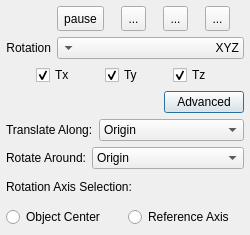
The window that qCC/ui_templates/graphicalTransformationDlg.ui (CloudCompare/CloudCompare) describes before a commit, drawn with Qt 5.
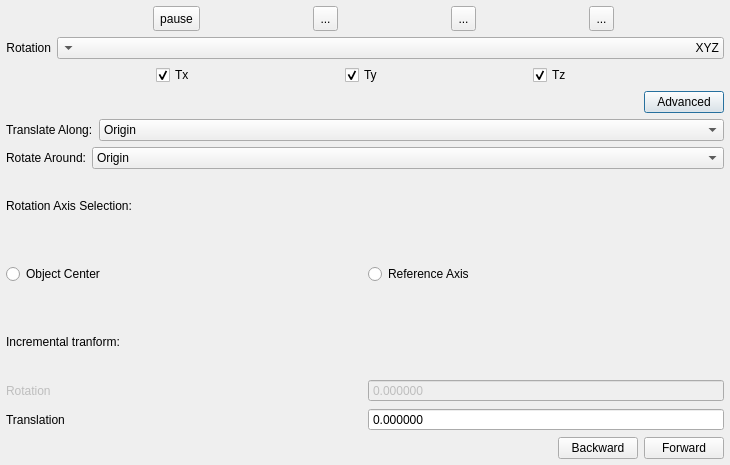
The same window after the commit. Icons and pictures are not drawn.

Commit message: Add Incremental transform to interactive Rotate/translate   - Thanks to Lightpoint Scientific this change adds a feature to interactively rotate and/or translate entities by a given increment. This feature is accessible in the advanced section of rotate/translate dialog and tranform/inverse transform can be triggered by a button or arrow keys.

What changed in the file:
```diff
--- a/qCC/ui_templates/graphicalTransformationDlg.ui
+++ b/qCC/ui_templates/graphicalTransformationDlg.ui
@@ -6,8 +6,8 @@
    <rect>
     <x>0</x>
     <y>0</y>
-    <width>250</width>
-    <height>235</height>
+    <width>730</width>
+    <height>465</height>
    </rect>
   </property>
   <property name="sizePolicy">
@@ -396,6 +396,131 @@
      </item>
     </layout>
    </item>
+   <item>
+    <widget class="QLabel" name="IncrementalTransformLabel">
+     <property name="text">
+      <string>Incremental tranform:</string>
+     </property>
+    </widget>
+   </item>
+   <item>
+    <layout class="QHBoxLayout" name="horizontalLayout_8">
+     <item>
+      <widget class="QLabel" name="incrementalRotLabel">
+       <property name="enabled">
+        <bool>false</bool>
+       </property>
+       <property name="text">
+        <string>Rotation</string>
+       </property>
+      </widget>
+     </item>
+     <item>
+      <widget class="QDoubleSpinBox" name="incrementalRotSpin">
+       <property name="enabled">
+        <bool>false</bool>
+       </property>
+       <property name="readOnly">
+        <bool>false</bool>
+       </property>
+       <property name="buttonSymbols">
+        <enum>QAbstractSpinBox::NoButtons</enum>
+       </property>
+       <property name="decimals">
+        <number>6</number>
+       </property>
+       <property name="minimum">
+        <double>-10000000.000000000000000</double>
+       </property>
+       <property name="maximum">
+        <double>100000000.000000000000000</double>
+       </property>
+       <property name="stepType">
+        <enum>QAbstractSpinBox::AdaptiveDecimalStepType</enum>
+       </property>
+      </widget>
+     </item>
+    </layout>
+   </item>
+   <item>
+    <layout class="QHBoxLayout" name="horizontalLayout_9">
+     <item>
+      <widget class="QLabel" name="incrementalTransLabel">
+       <property name="text">
+        <string>Translation</string>
+       </property>
+      </widget>
+     </item>
+     <item>
+      <widget class="QDoubleSpinBox" name="incrementalTransSpin">
+       <property name="enabled">
+        <bool>true</bool>
+       </property>
+       <property name="readOnly">
+        <bool>false</bool>
+       </property>
+       <property name="buttonSymbols">
+        <enum>QAbstractSpinBox::NoButtons</enum>
+       </property>
+       <property name="decimals">
+        <number>6</number>
+       </property>
+       <property name="minimum">
+        <double>-10000000.000000000000000</double>
+       </property>
+       <property name="maximum">
+        <double>100000000.000000000000000</double>
+       </property>
+       <property name="stepType">
+        <enum>QAbstractSpinBox::AdaptiveDecimalStepType</enum>
+       </property>
+      </widget>
+     </item>
+    </layout>
+   </item>
+   <item>
+    <layout class="QHBoxLayout" name="horizontalLayout_11">
+     <item>
+      <spacer name="horizontalSpacer_2">
+       <property name="orientation">
+        <enum>Qt::Horizontal</enum>
+       </property>
+       <property name="sizeHint" stdset="0">
+        <size>
+         <width>40</width>
+         <height>20</height>
+        </size>
+       </property>
+      </spacer>
+     </item>
+     <item>
+      <widget class="QPushButton" name="incrementalBackwardButton">
+       <property name="toolTip">
+        <string>Incremental transform: transform backward</string>
+       </property>
+       <property name="text">
+        <string>Backward</string>
+       </property>
+       <property name="shortcut">
+        <string>Left</string>
+       </property>
+      </widget>
+     </item>
+     <item>
+      <widget class="QPushButton" name="incrementalForwardButton">
+       <property name="toolTip">
+        <string comment="Incremental transform: transform forward "/>
+       </property>
+       <property name="text">
+        <string>Forward</string>
+       </property>
+       <property name="shortcut">
+        <string>Right</string>
+       </property>
+      </widget>
+     </item>
+    </layout>
+   </item>
   </layout>
  </widget>
  <resources>
```
The commit also changes 4 other files.
